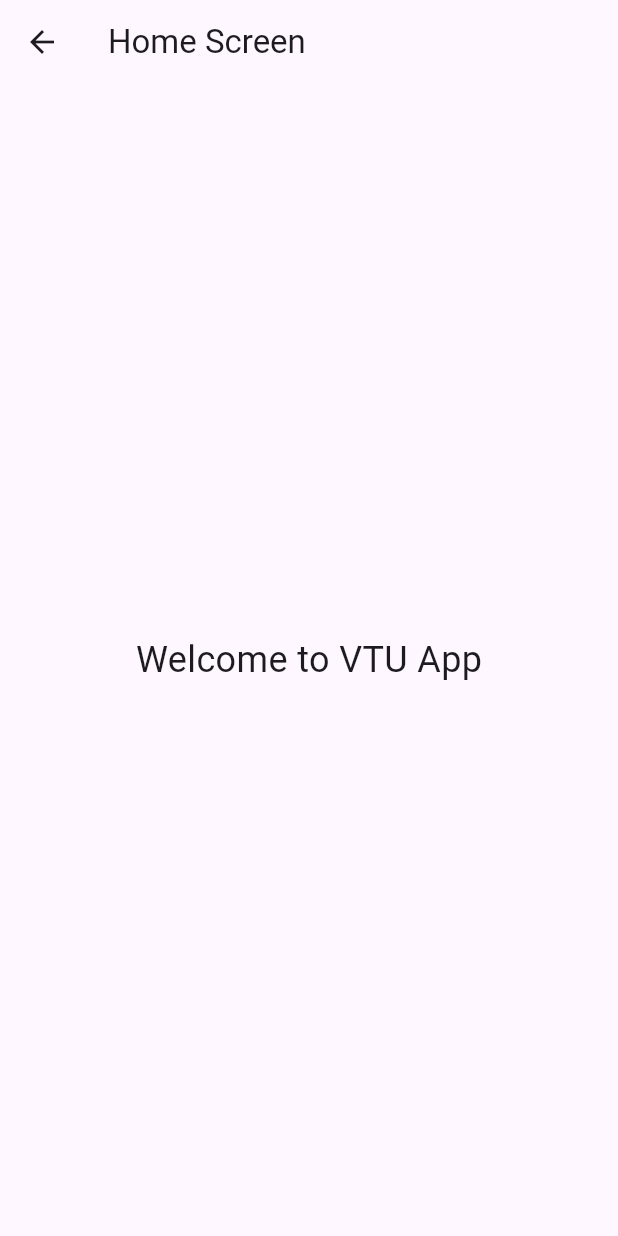
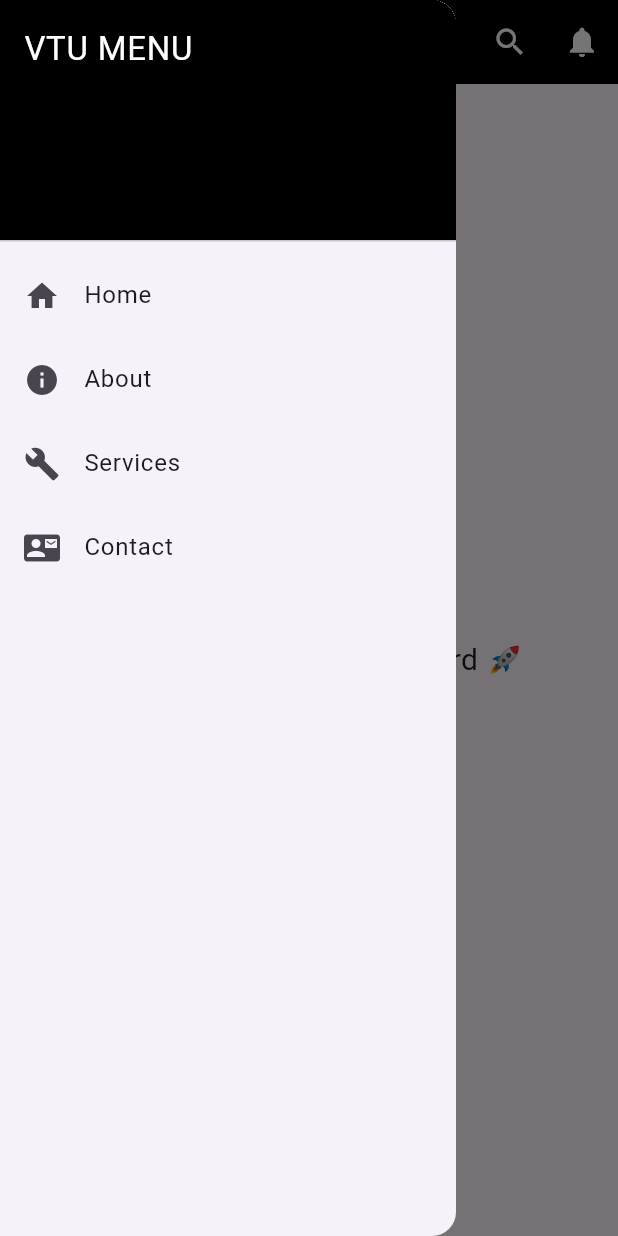
Before and after one commit to IA-LINK/nin_search, a Flutter app: the HomeScreen screen opened directly, with the side drawer open (before the commit the screen has no drawer), on a phone screen of 412 x 824 dp. Run offline on Flutter 3.47's test engine with Material 3 defaults, Android fonts, the phone set to English and light mode, and no system bars; our stand-ins replace carousel_slider.

Commit message:
update main dart file

```diff
--- /dev/null
+++ b/new_nin/devtools_options.yaml
@@ -0,0 +1,3 @@
+description: This file stores settings for Dart & Flutter DevTools.
+documentation: https://docs.flutter.dev/tools/devtools/extensions#configure-extension-enablement-states
+extensions:
--- a/new_nin/lib/core/screens/home/home_screen.dart
+++ b/new_nin/lib/core/screens/home/home_screen.dart
@@ -6,9 +6,86 @@ class HomeScreen extends StatelessWidget {
   @override
   Widget build(BuildContext context) {
     return Scaffold(
-      appBar: AppBar(title: const Text("Home Screen")),
+
+      // 🔵 APP BAR (NAVBAR)
+      appBar: AppBar(
+        backgroundColor: Colors.black,
+        elevation: 0,
+
+        title: const Text(
+          "VTU App",
+          style: TextStyle(color: Colors.white),
+        ),
+
+        iconTheme: const IconThemeData(color: Colors.white),
+
+        actions: [
+          IconButton(
+            icon: const Icon(Icons.search),
+            onPressed: () {},
+          ),
+          IconButton(
+            icon: const Icon(Icons.notifications),
+            onPressed: () {},
+          ),
+        ],
+      ),
+
+      // 🔵 DRAWER MENU
+      drawer: Drawer(
+        child: ListView(
+          padding: EdgeInsets.zero,
+          children: [
+
+            const DrawerHeader(
+              decoration: BoxDecoration(color: Colors.black),
+              child: Text(
+                "VTU MENU",
+                style: TextStyle(color: Colors.white, fontSize: 22),
+              ),
+            ),
+
+            ListTile(
+              leading: const Icon(Icons.home),
+              title: const Text("Home"),
+              onTap: () {
+                Navigator.pop(context);
+              },
+            ),
+
+            ListTile(
+              leading: const Icon(Icons.info),
+              title: const Text("About"),
+              onTap: () {
+                Navigator.pushNamed(context, '/about');
+              },
+            ),
+
+            ListTile(
+              leading: const Icon(Icons.build),
+              title: const Text("Services"),
+              onTap: () {
+                Navigator.pushNamed(context, '/services');
+              },
+            ),
+
+            ListTile(
+              leading: const Icon(Icons.contact_mail),
+              title: const Text("Contact"),
+              onTap: () {
+                Navigator.pushNamed(context, '/contact');
+              },
+            ),
+          ],
+        ),
+      ),
+
+      // 🔵 BODY UI
       body: const Center(
-        child: Text("Welcome to VTU App", style: TextStyle(fontSize: 24)),
+        child: Text(
+          "Welcome to VTU Dashboard 🚀",
+          style: TextStyle(fontSize: 20),
+        ),
       ),
     );
   }
--- a/new_nin/lib/main.dart
+++ b/new_nin/lib/main.dart
@@ -1,4 +1,8 @@
 import 'package:flutter/material.dart';
+import 'screens/home/home_screen.dart';
+import 'screens/about/about_screen.dart';
+import 'screens/services/services_screen.dart';
+import 'screens/contact/contact_screen.dart';
 
 void main() {
   runApp(const MyApp());
@@ -11,9 +15,14 @@ class MyApp extends StatelessWidget {
   Widget build(BuildContext context) {
     return MaterialApp(
       debugShowCheckedModeBanner: false,
-      title: 'VTU App',
-      theme: ThemeData(primarySwatch: Colors.blue),
-      home: const Scaffold(body: Center(child: Text('Welcome to NIN Searching button'))),
+
+      home: const HomeScreen(),
+
+      routes: {
+        '/about': (context) => const AboutScreen(),
+        '/services': (context) => const ServicesScreen(),
+        '/contact': (context) => const ContactScreen(),
+      },
     );
   }
 }
--- /dev/null
+++ b/new_nin/lib/screens/about/about_screen.dart
@@ -0,0 +1,15 @@
+import 'package:flutter/material.dart';
+
+class AboutScreen extends StatelessWidget {
+  const AboutScreen({super.key});
+
+  @override
+  Widget build(BuildContext context) {
+    return Scaffold(
+      appBar: AppBar(title: const Text("About")),
+      body: const Center(
+        child: Text("About VTU App"),
+      ),
+    );
+  }
+}
```
